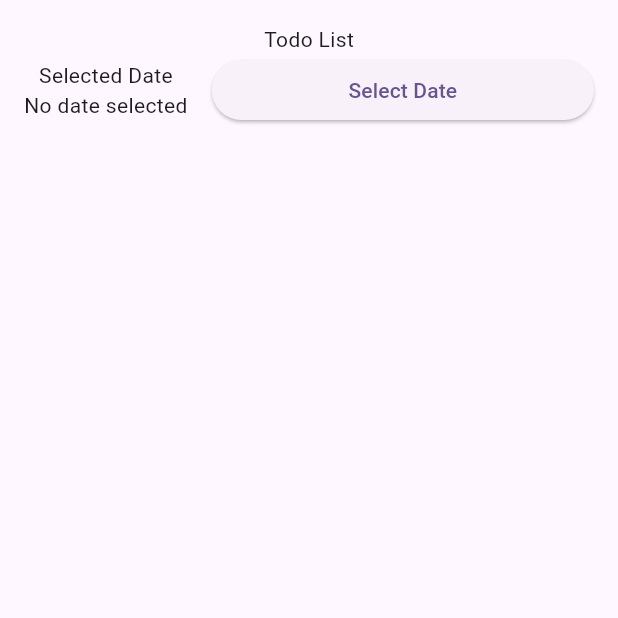
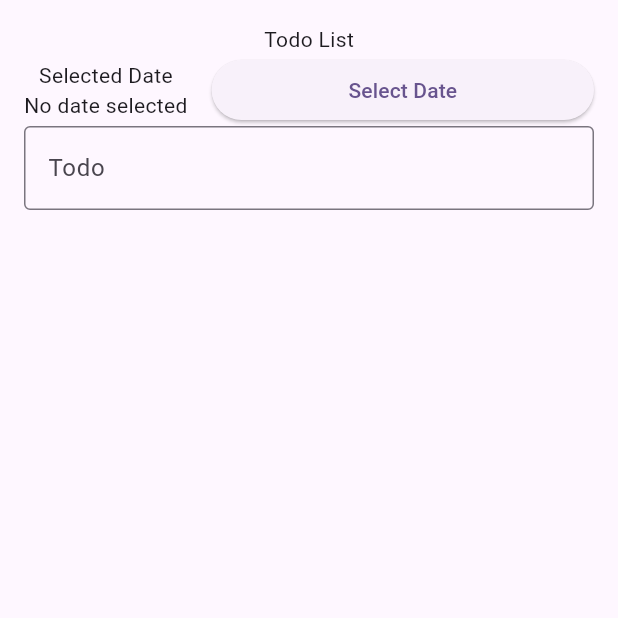
Before and after one commit to SafinatunNaja29/184_TodoBloc, a Flutter app: the TodoPage screen opened directly, on a phone screen of 412 x 824 dp, the top half of it. Run offline on Flutter 3.47's test engine with Material 3 defaults, Android fonts, the phone set to English and light mode, and no system bars; our stand-ins replace bloc, flutter_bloc.

Commit message:
menambahkan form input todo

```diff
--- a/lib/presentation/todo_page.dart
+++ b/lib/presentation/todo_page.dart
@@ -55,6 +55,22 @@ class TodoPage extends StatelessWidget {
                     )
                   ],
                 ),
+                Form(
+                  key: _key,
+                  child: Row(
+                    children: [
+                      Expanded(
+                        child: TextFormField(
+                          controller: _controller,
+                          decoration: InputDecoration(
+                            labelText: 'Todo',
+                            border: OutlineInputBorder(),
+                          ),
+                        )
+                      )
+                    ]
+                  )
+                )
               ],
             ),
         ),
```
